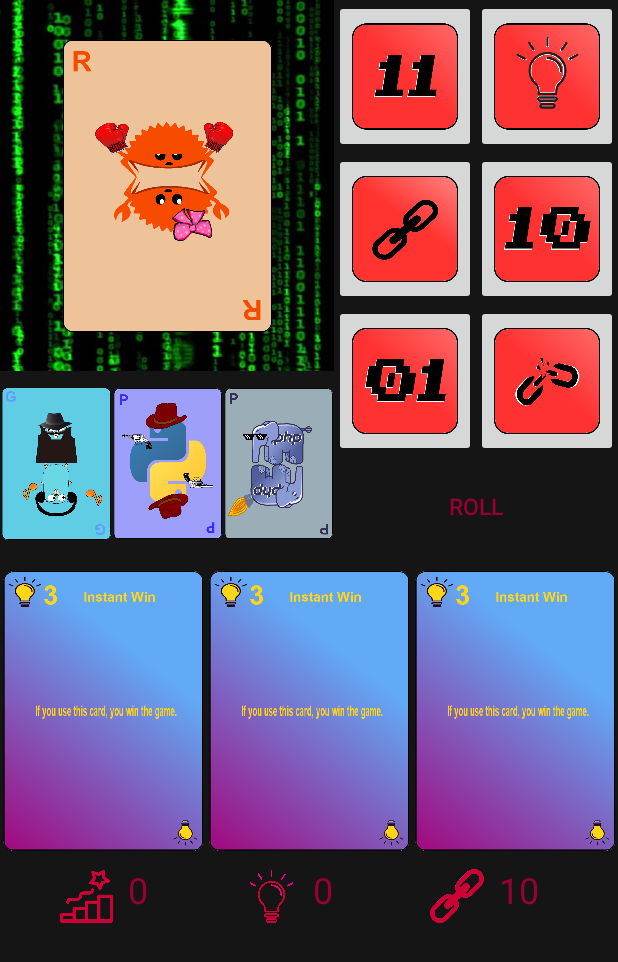
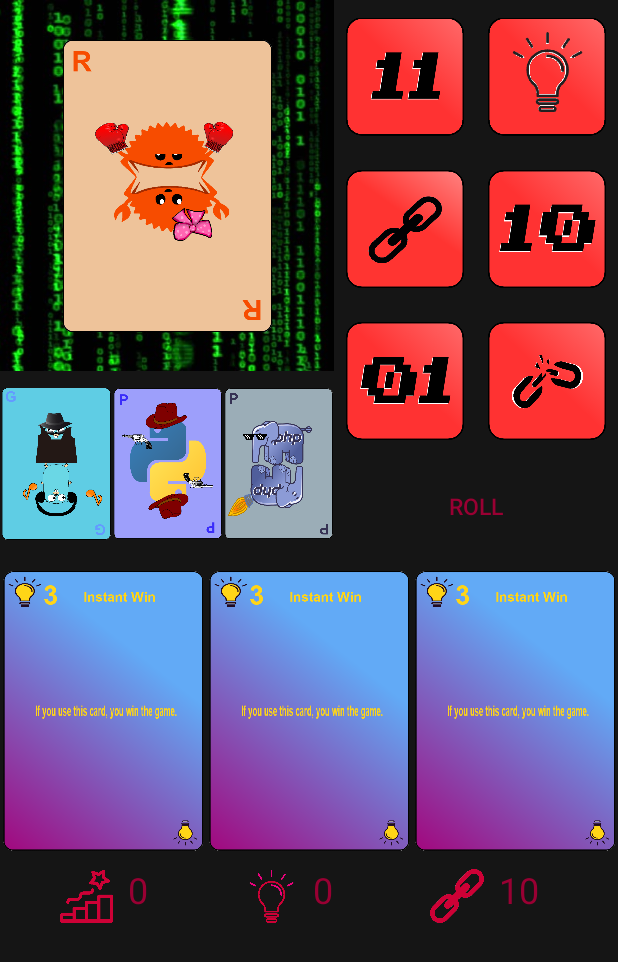
Before and after one commit to Allexio/Kings-of-Kode, an Android app: the screen it shows after launch (BoardGameActivity), after a tap on "START", on a phone screen of 412 x 824 dp. Shown: the top 962 px of the screen. Run offline under Robolectric (Android 15) with nearby library versions, the phone set to English and light mode, and no system bars; 3 statements that could not run were skipped.

Commit message:
removed disgusting backgrounds from starting dice

```diff
--- a/app/src/main/res/layout/board_layout.xml
+++ b/app/src/main/res/layout/board_layout.xml
@@ -104,6 +104,11 @@
                 android:layout_height="wrap_content"
                 android:layout_weight="1"
                 android:contentDescription="@string/die_1"
+                android:background="#00FFFFFF"
+                android:paddingLeft="8sp"
+                android:paddingTop="8sp"
+                android:paddingRight="8sp"
+                android:paddingBottom="8sp"
                 android:scaleType="fitCenter"
                 app:srcCompat="@drawable/die_3"
                 tools:ignore="NestedWeights" />
@@ -114,6 +119,11 @@
                 android:layout_height="wrap_content"
                 android:layout_weight="1"
                 android:contentDescription="@string/die_2"
+                android:background="#00FFFFFF"
+                android:paddingLeft="8sp"
+                android:paddingTop="8sp"
+                android:paddingRight="8sp"
+                android:paddingBottom="8sp"
                 android:scaleType="fitCenter"
                 app:srcCompat="@drawable/die_energy" />
 
@@ -131,6 +141,11 @@
                 android:layout_height="wrap_content"
                 android:layout_weight="1"
                 android:contentDescription="@string/die_3"
+                android:background="#00FFFFFF"
+                android:paddingLeft="8sp"
+                android:paddingTop="8sp"
+                android:paddingRight="8sp"
+                android:paddingBottom="8sp"
                 android:scaleType="fitCenter"
                 app:srcCompat="@drawable/die_health"
                 tools:ignore="NestedWeights" />
@@ -141,6 +156,11 @@
                 android:layout_height="wrap_content"
                 android:layout_weight="1"
                 android:contentDescription="@string/die_4"
+                android:background="#00FFFFFF"
+                android:paddingLeft="8sp"
+                android:paddingTop="8sp"
+                android:paddingRight="8sp"
+                android:paddingBottom="8sp"
                 android:scaleType="fitCenter"
                 app:srcCompat="@drawable/die_2" />
         </LinearLayout>
@@ -157,6 +177,11 @@
                 android:layout_height="wrap_content"
                 android:layout_weight="1"
                 android:contentDescription="@string/die_5"
+                android:background="#00FFFFFF"
+                android:paddingLeft="8sp"
+                android:paddingTop="8sp"
+                android:paddingRight="8sp"
+                android:paddingBottom="8sp"
                 android:scaleType="fitCenter"
                 app:srcCompat="@drawable/die_1"
                 tools:ignore="NestedWeights" />
@@ -167,6 +192,11 @@
                 android:layout_height="wrap_content"
                 android:layout_weight="1"
                 android:contentDescription="@string/die_6"
+                android:background="#00FFFFFF"
+                android:paddingLeft="8sp"
+                android:paddingTop="8sp"
+                android:paddingRight="8sp"
+                android:paddingBottom="8sp"
                 android:scaleType="fitCenter"
                 app:srcCompat="@drawable/die_attack" />
         </LinearLayout>
```
